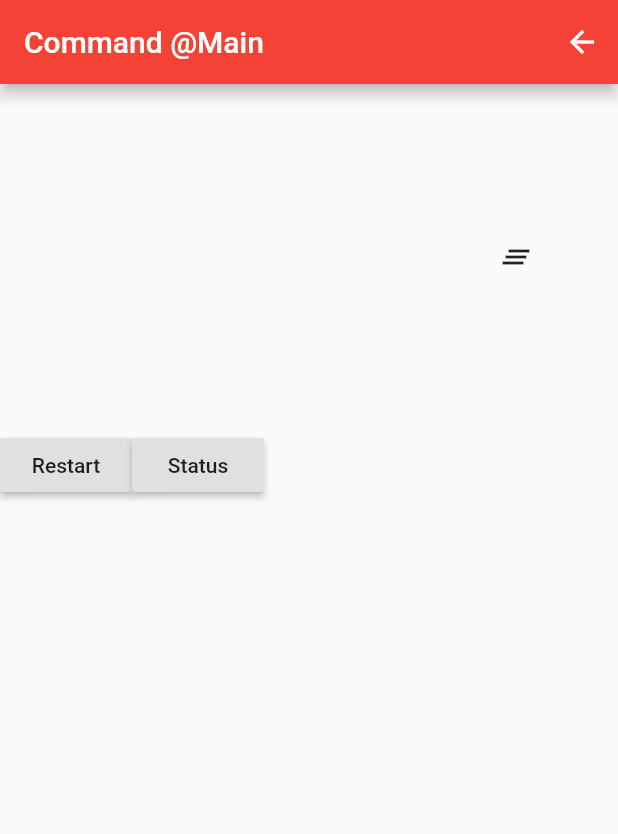
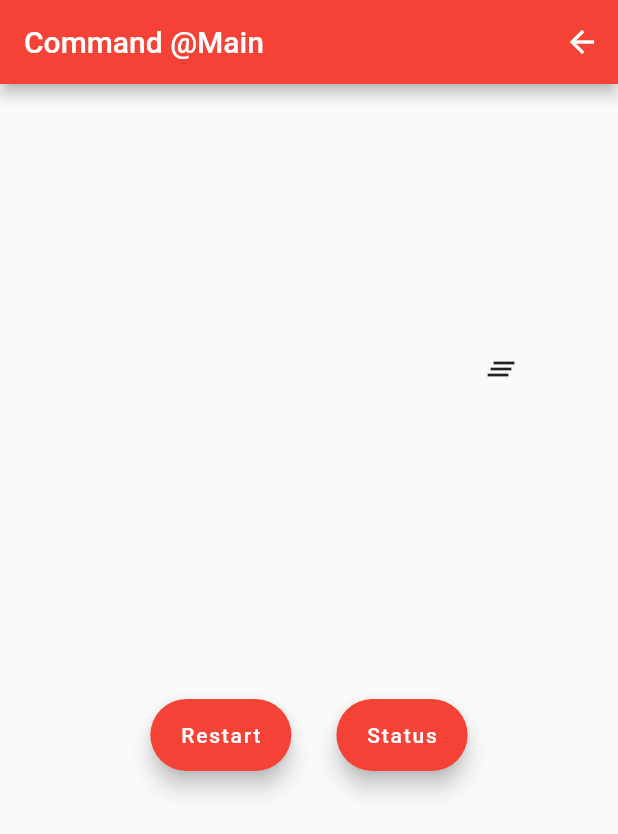
Before and after one commit to Rototype/ECPFlutterTestTool, a Flutter app: the CallPage screen opened directly, after a tap on the "clear all" icon, on a phone screen of 412 x 824 dp. Shown: the top 834 px of the screen. Run offline on Flutter 3.47's test engine with Material 2 defaults, Android fonts, the phone set to English and light mode, and no system bars.

```diff
--- a/lib/mainCommand_page.dart
+++ b/lib/mainCommand_page.dart
@@ -1,4 +1,3 @@
-import 'main.dart';
 import 'package:flutter/material.dart';
 import 'user_repository.dart';
 import 'package:provider/provider.dart';
@@ -12,6 +11,7 @@ class CallPage extends StatelessWidget {
   Widget build(BuildContext context) {
     return Consumer<UserRepository>(builder: (_, user, __) {
     return Scaffold(
+      resizeToAvoidBottomInset: true,
       appBar: AppBar(
         title: Text('Command @Main'),
         actions: <Widget>[
@@ -27,24 +27,19 @@ class CallPage extends StatelessWidget {
            Container(
             child:  Column(
               children: <Widget>[
-
                 Row(
                   children: <Widget>[
-
                   Padding(
-
-                  padding: EdgeInsets.fromLTRB(60, 30, 60, 0),
+                    padding: EdgeInsets.fromLTRB(30, 30, 30, 50),
                     child:SizedBox(
-
-                    height: 200,
-                    width: 200,
+                      height: 300,
+                      width: 250,
                       child:ListView.builder(
-
                         shrinkWrap: true,
-                      itemCount: user.messageString.length,
+                        itemCount: user.messageStringMain.length,
                         itemBuilder: (BuildContext ctxt, int index) {
                           return Text(
-                          user.messageString[index],
+                            user.messageStringMain[index],
                             style: TextStyle(
                               color: Colors.black,
                               fontSize: 12,
@@ -55,30 +50,28 @@ class CallPage extends StatelessWidget {
                     )
                   ),
                   IconButton(
-
                     icon: Icon(Icons.clear_all),
                     onPressed: () {
-                    user.clear();
+                      user.clearMain();
                     }
                   ),
                 ]
               ),
-              Row(children: <Widget>[
-                      RaisedButton(
-
-                    child: Text('Restart'),
+              ButtonBar(
+                alignment: MainAxisAlignment.center,
+                buttonPadding: EdgeInsets.fromLTRB(30, 0, 30, 0),
+                children: <Widget>[
+                  FloatingActionButton.extended(
+                    label: Text('Restart'),
                     onPressed: () {
                       user.send('CMD_Restart@Main#');
                     },
                   ),
-                  RaisedButton(
-
-                    child: Text('Status'),
+                  FloatingActionButton.extended(
+                    label: Text('Status'),
                     onPressed: () {
-                      Future.delayed(const Duration(milliseconds: 1000), () {
                       user.send('CMD_Status@Main#');
-                      });
-                    },
+                      }
                     ),
                   ],
                 ),
--- a/lib/user_repository.dart
+++ b/lib/user_repository.dart
@@ -1,6 +1,4 @@
 import 'dart:async';
-import 'dart:html';
-
 import 'package:flutter/widgets.dart';
 import 'package:web_socket_channel/html.dart';
 import 'package:web_socket_channel/web_socket_channel.dart';
@@ -9,10 +7,12 @@ enum Status { Authenticated, Authenticating, Unauthenticated, CallPage, EndCallP
 
 class UserRepository with ChangeNotifier {
   WebSocketChannel _channel;
-  String _url = "ws://192.168.1.127:8080";
+  String _url = "wss://echo.websocket.org";
   Status status = Status.Unauthenticated;
   Timer timer;
-  List<String> messageString = new List<String>() ;
+  List<String> messageStringHWcontroller = new List<String>() ;
+  List<String> messageStringMain = new List<String>() ;
+  List<String> messageList = new List<String>();
 
   UserRepository();
 
@@ -24,35 +24,18 @@ class UserRepository with ChangeNotifier {
         return false;
       } else {
         _channel.stream.listen((message) {
-
-          messageString.add(message);
+          String x = message;
+          messageList = x.split('@');
+          if(messageList[1].startsWith('Main'))
+          {
+            messageStringMain.add(message);
+          }
+          else
+          {
+            messageStringHWcontroller.add(message);
+          }
           notifyListeners();
 
-          // if (message == 'ping') print(message);
-          // var split = message.split('@');
-          // switch (split[1]) {
-          //   case 'call':
-          //     if(status == Status.CallPage)
-          //     {
-          //       print('call: $message');
-          //       messageString.add(message);
-          //       notifyListeners();
-          //     }
-          //     else{
-          //       print('call: $message');
-          //       messageString.add(message);
-          //     }
-          //     break;
-          //   case 'endCall':
-          //     print('endCall: $message');
-          //     break;
-          //   case 'brightness':
-          //     print('brightness: $message');
-          //     break;
-          //   case 'camera':
-          //     print('camera: $message');
-          //     break;
-          // }
         }, onDone: () {
           print('done');
           status = Status.Unauthenticated;
@@ -76,6 +59,8 @@ class UserRepository with ChangeNotifier {
   Future<void> disconnect() async {
     try {
       _channel.sink.close(); // trigger listen onDone
+      messageStringHWcontroller = new List<String>();
+      messageStringMain = new List<String>();
     } catch (err) {
       print('sink.close error');
     }
@@ -101,9 +86,13 @@ class UserRepository with ChangeNotifier {
     status = Status.Authenticated;
     notifyListeners();
   }
-
-    void clear() {
-    messageString = new List<String>();
+    void clearHW() {
+    messageStringHWcontroller = new List<String>();
     notifyListeners();
   }
+    void clearMain() {
+    messageStringMain = new List<String>();
+    notifyListeners();
+  }
+
 }
```
Also changed, not shown: lib/hwcontrollerCommand_page.dart (+14 -13 lines), lib/main.dart (+9 -26 lines). Lines whose indentation alone changed are shown as unchanged.
